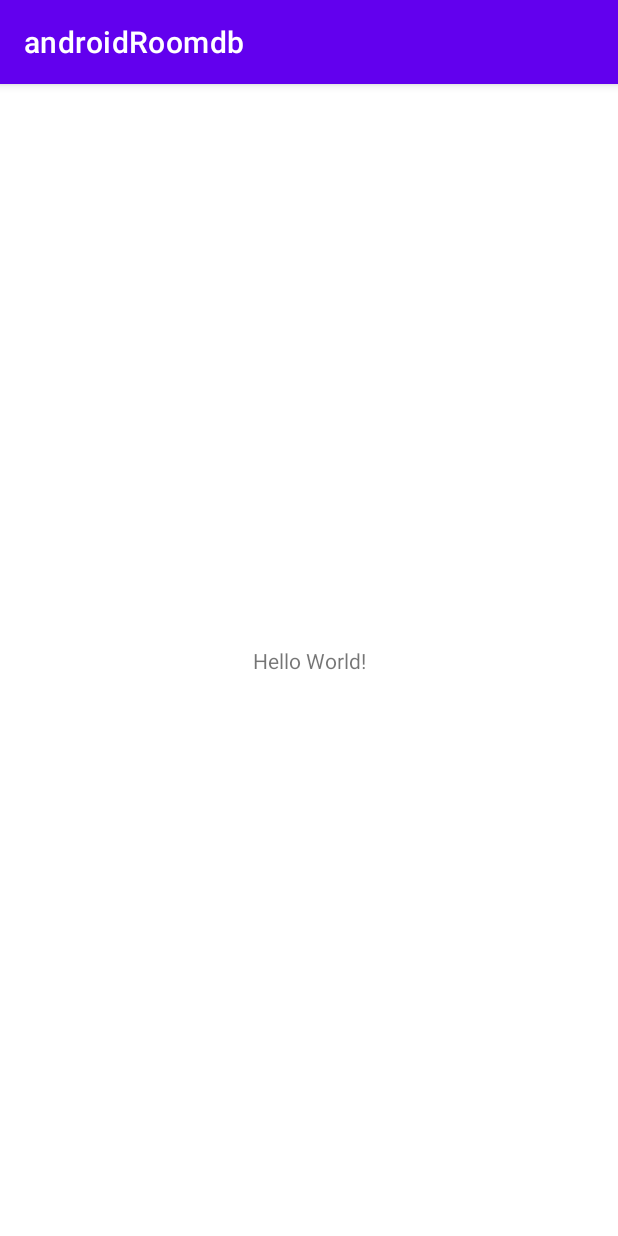
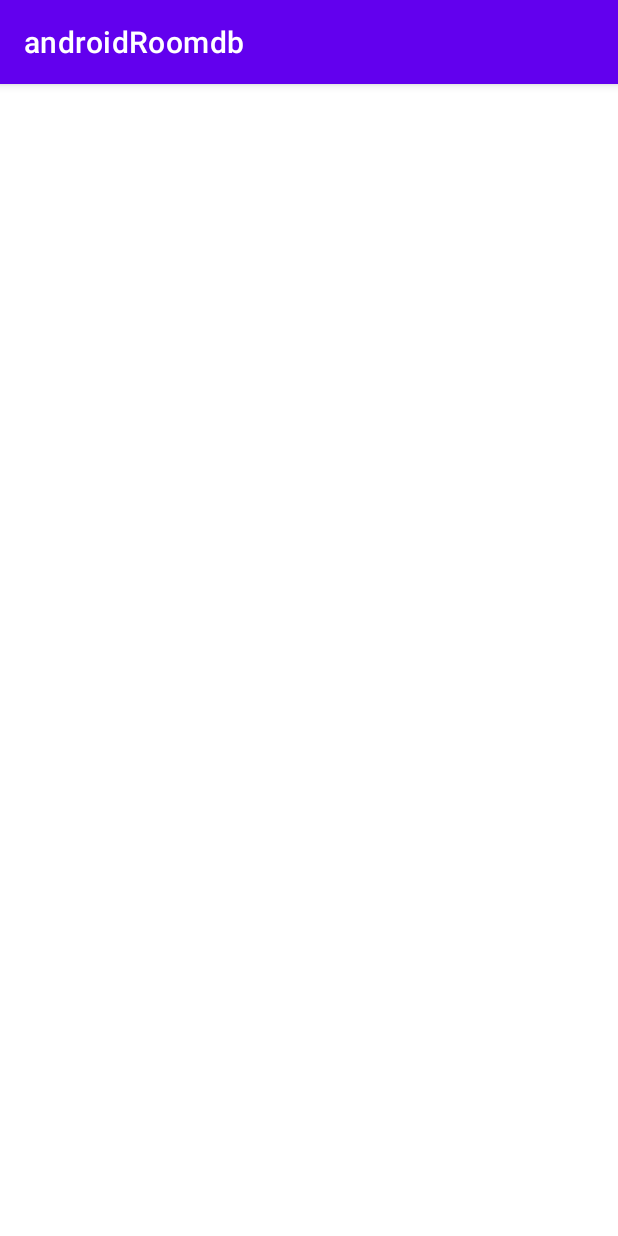
Before and after one commit to TimzOwen/AndroidRoomDatabase, an Android app: the screen it shows after launch (MainActivity), on a phone screen of 412 x 824 dp. Run offline under Robolectric (Android 15) with nearby library versions, the phone set to English and light mode, and no system bars.

```diff
--- a/app/src/main/res/layout/activity_main.xml
+++ b/app/src/main/res/layout/activity_main.xml
@@ -1,5 +1,5 @@
 <?xml version="1.0" encoding="utf-8"?>
-<androidx.constraintlayout.widget.ConstraintLayout
+<RelativeLayout
     xmlns:android="http://schemas.android.com/apk/res/android"
     xmlns:app="http://schemas.android.com/apk/res-auto"
     xmlns:tools="http://schemas.android.com/tools"
@@ -7,13 +7,7 @@
     android:layout_height="match_parent"
     tools:context=".MainActivity">
 
-    <TextView
-        android:layout_width="wrap_content"
-        android:layout_height="wrap_content"
-        android:text="Hello World!"
-        app:layout_constraintBottom_toBottomOf="parent"
-        app:layout_constraintLeft_toLeftOf="parent"
-        app:layout_constraintRight_toRightOf="parent"
-        app:layout_constraintTop_toTopOf="parent" />
 
-</androidx.constraintlayout.widget.ConstraintLayout>
+
+
+</RelativeLayout>
```
Also changed, not shown: app/src/main/java/com/codewithtimzowen/androidroomdb/database/AppDatabase.java (added, +27 -0 lines), app/src/main/java/com/codewithtimzowen/androidroomdb/database/User.java (added, +18 -0 lines), app/src/main/java/com/codewithtimzowen/androidroomdb/database/UserDao.java (added, +22 -0 lines).
